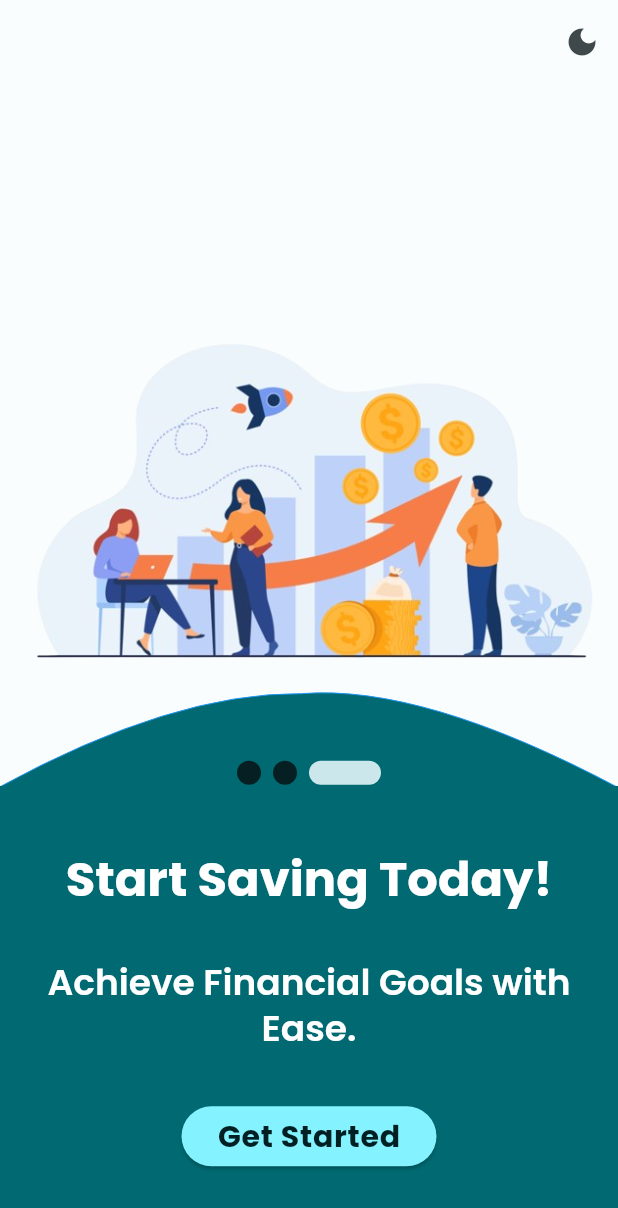
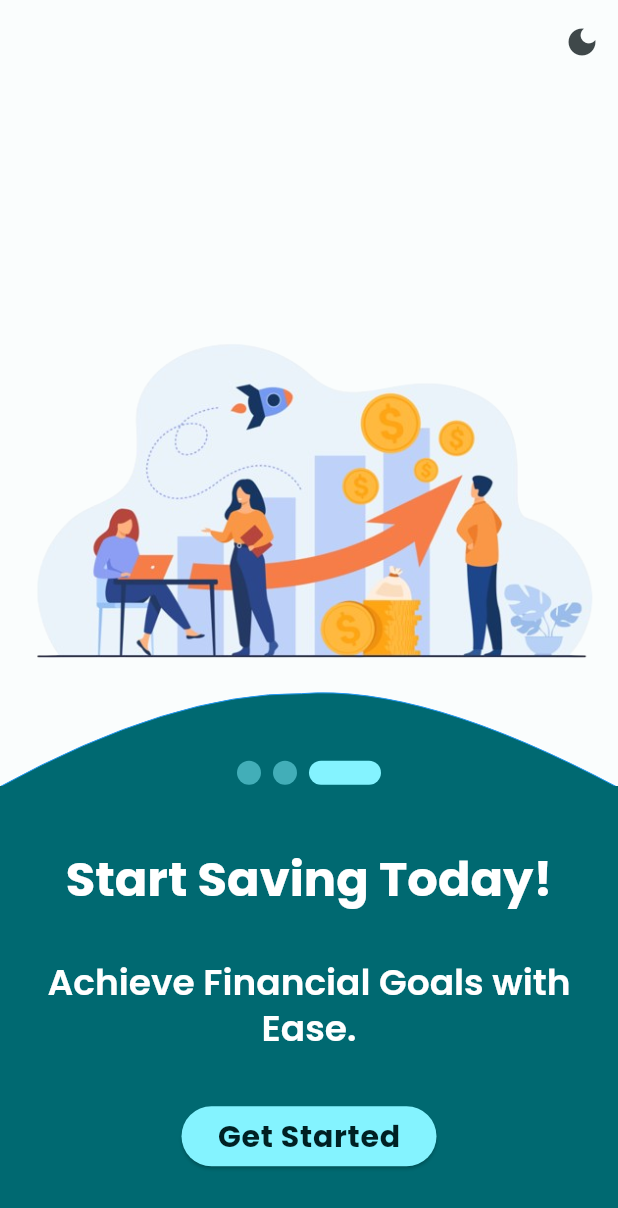
Before and after one commit to RH203/expense-app-flutter-udemy, a Flutter app: the screen it shows after launch, swiped to page 3, on a phone screen of 412 x 824 dp. Shown: the top 1208 px of the screen. Run offline on Flutter 3.47's test engine with Material 3 defaults, Android fonts, the phone set to English and light mode, and no system bars; drawn by our look-alikes of smooth_page_indicator; our stand-ins replace google_fonts, icons_plus.

Commit message:
feat: Update dot colors in on_boarding_screen.dart

```diff
--- a/lib/src/features/on_boarding/views/on_boarding_scren.dart
+++ b/lib/src/features/on_boarding/views/on_boarding_scren.dart
@@ -80,8 +80,11 @@ class _OnBoardingScreenState extends State<OnBoardingScreen> {
                 count: 3,
                 effect: ExpandingDotsEffect(
                   activeDotColor:
-                      Theme.of(context).colorScheme.secondaryContainer,
-                  dotColor: Theme.of(context).colorScheme.onSecondaryContainer,
+                      Theme.of(context).colorScheme.primaryContainer,
+                  dotColor: Theme.of(context)
+                      .colorScheme
+                      .primaryContainer
+                      .withOpacity(0.5),
                 ),
               ),
             )
```
